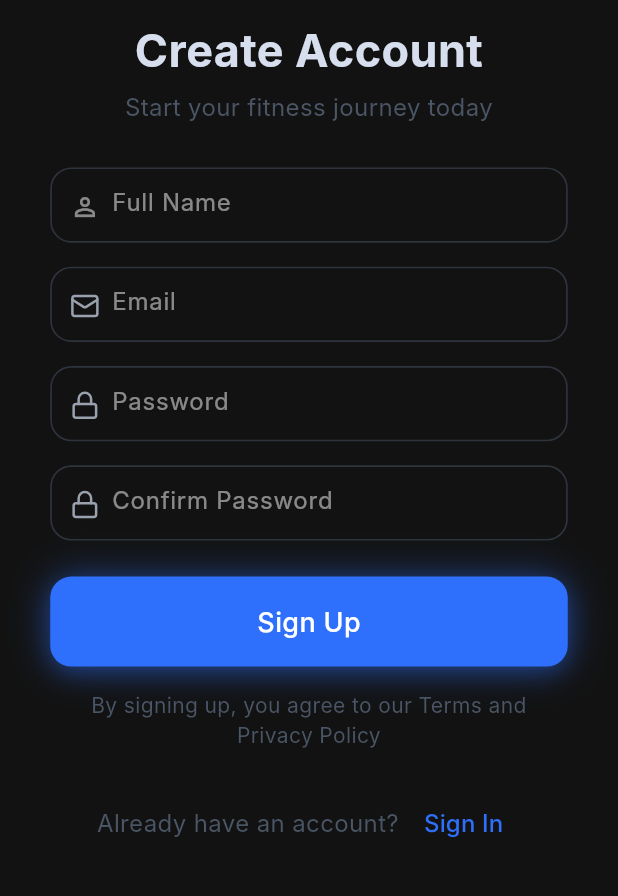
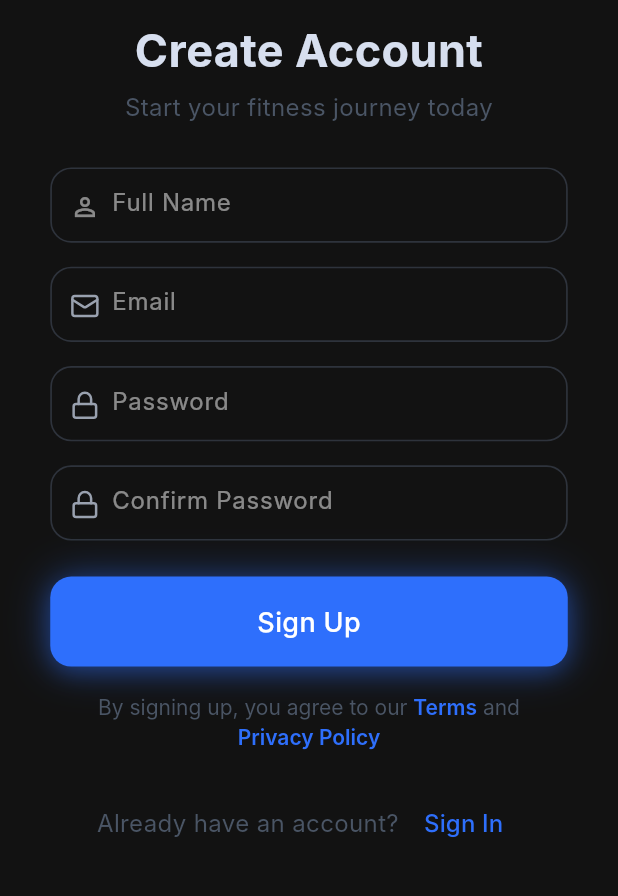
Before and after one commit to masumhasan/ramsai, a Flutter app: the SignUpScreen screen opened directly, on a phone screen of 412 x 824 dp, the part 237-1133 px from its top. Run offline on Flutter 3.47's test engine with Material 3 defaults, Android fonts, the phone set to English and light mode, and no system bars; our stand-ins replace flutter_svg, speech_to_text; Roboto replaces fonts that are missing (Inter).

Commit message:
updated ui SQA changes

```diff
--- a/lib/features/auth/screens/sign_up_screen.dart
+++ b/lib/features/auth/screens/sign_up_screen.dart
@@ -1,4 +1,6 @@
+import 'package:flutter/gestures.dart';
 import 'package:flutter/material.dart';
+import 'package:url_launcher/url_launcher.dart';
 
 import '../../../core/constants/app_spacing.dart';
 import '../../../core/theme/app_colors.dart';
@@ -60,11 +62,34 @@ class SignUpScreen extends StatelessWidget {
             const SizedBox(height: AppSpacing.md),
             // Terms text
             Padding(
-              padding: const EdgeInsets.symmetric(horizontal: 8.0),
-              child: Text(
-                'By signing up, you agree to our Terms and Privacy Policy',
+              padding: const EdgeInsets.symmetric(horizontal: 16.0),
+              child: RichText(
                 textAlign: TextAlign.center,
-                style: AppTextStyles.label.copyWith(color: AppColors.textMuted),
+                text: TextSpan(
+                  style: AppTextStyles.label.copyWith(color: AppColors.textMuted),
+                  children: [
+                    const TextSpan(text: 'By signing up, you agree to our '),
+                    TextSpan(
+                      text: 'Terms',
+                      style: AppTextStyles.label.copyWith(
+                        color: AppColors.brandPrimary,
+                        fontWeight: FontWeight.w600,
+                      ),
+                      recognizer: TapGestureRecognizer()
+                        ..onTap = () => launchUrl(Uri.parse('https://github.com')),
+                    ),
+                    const TextSpan(text: ' and '),
+                    TextSpan(
+                      text: 'Privacy Policy',
+                      style: AppTextStyles.label.copyWith(
+                        color: AppColors.brandPrimary,
+                        fontWeight: FontWeight.w600,
+                      ),
+                      recognizer: TapGestureRecognizer()
+                        ..onTap = () => launchUrl(Uri.parse('https://github.com')),
+                    ),
+                  ],
+                ),
               ),
             ),
             const SizedBox(height: AppSpacing.lg),
--- a/lib/features/profile/screens/profile_screen.dart
+++ b/lib/features/profile/screens/profile_screen.dart
@@ -1,6 +1,7 @@
 import 'package:flutter/material.dart';
 import '../../../core/theme/app_colors.dart';
 import '../../../core/app_settings.dart';
+import '../../auth/screens/sign_in_screen.dart';
 
 class ProfileScreen extends StatefulWidget {
   const ProfileScreen({super.key});
@@ -727,7 +728,12 @@ class _ProfileScreenState extends State<ProfileScreen> {
         color: Colors.transparent,
         child: InkWell(
           borderRadius: BorderRadius.circular(16),
-          onTap: () {},
+          onTap: () {
+            Navigator.of(context).pushAndRemoveUntil(
+              MaterialPageRoute(builder: (_) => const SignInScreen()),
+              (route) => false,
+            );
+          },
           child: const Row(
             mainAxisAlignment: MainAxisAlignment.center,
             children: [
--- a/pubspec.yaml
+++ b/pubspec.yaml
@@ -37,6 +37,7 @@ dependencies:
   flutter_svg: ^2.0.10+1
   intl: ^0.19.0
   speech_to_text: ^7.3.0
+  url_launcher: ^6.3.2
 
 dev_dependencies:
   flutter_test:
```
Also changed, not shown: pubspec.lock, 5 other files.
